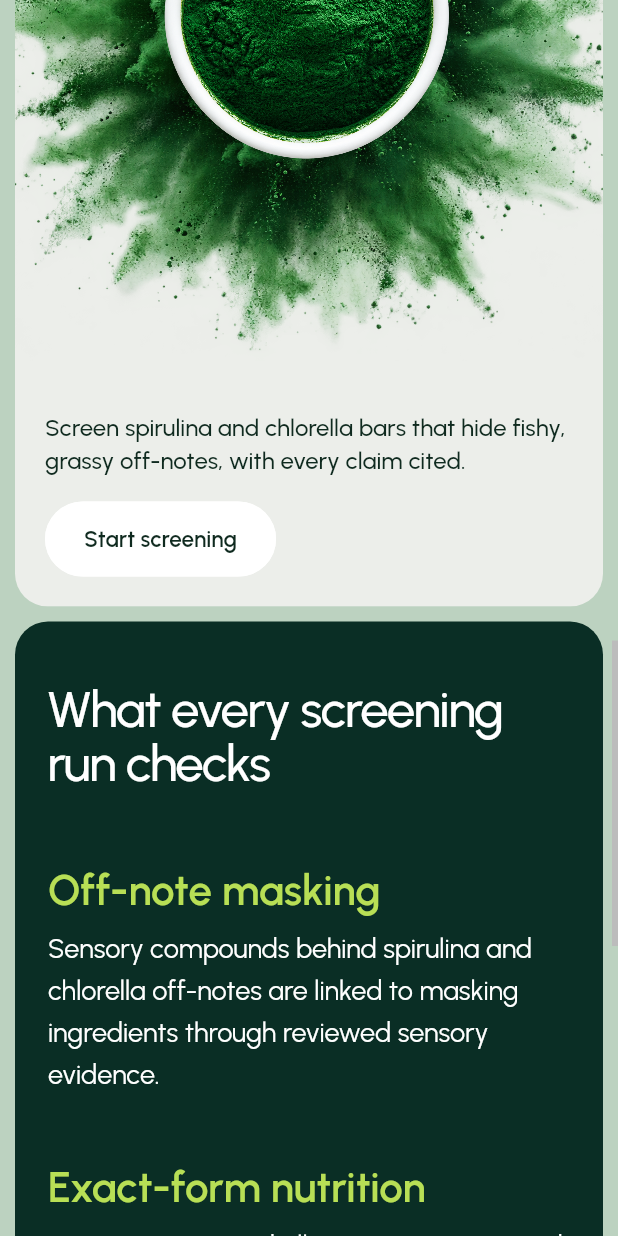
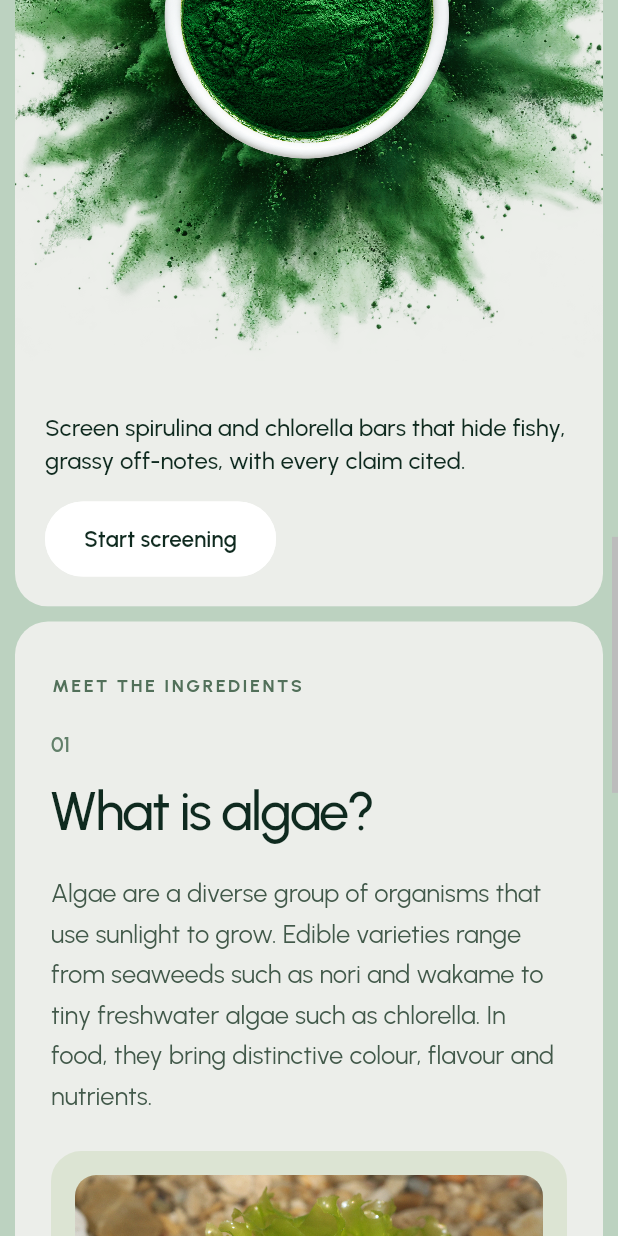
Before and after one commit to jawadul-codes/AlgaMask, a Flutter app: the screen it shows after launch, scrolled down 1728 dp, on a phone screen of 412 x 824 dp. Run offline on Flutter 3.47's test engine with Material 3 defaults, Android fonts, the phone set to English and light mode, and no system bars; our stand-ins replace shared_preferences.

Commit message:
Add algae ingredient stories to landing page
Replace the screening checklist section with sea lettuce and spirulina introductions, add their images and photo credits, and update the navigation label.

```diff
--- a/apps/flutter/lib/src/algamask/landing_screen.dart
+++ b/apps/flutter/lib/src/algamask/landing_screen.dart
@@ -3,6 +3,7 @@ import 'dart:math' as math;
 import 'package:flutter/foundation.dart';
 import 'package:flutter/material.dart';
 import 'package:flutter/scheduler.dart';
+import 'package:url_launcher/url_launcher.dart';
 
 import 'design.dart';
 import 'input_screen.dart';
@@ -291,7 +292,7 @@ class _Nav extends StatelessWidget {
             child: Row(
               mainAxisSize: MainAxisSize.min,
               children: [
-                _link('What it checks', onChecks),
+                _link('Meet the algae', onChecks),
                 _link('Evidence', onEvidence),
               ],
             ),
@@ -429,86 +430,148 @@ class _Checks extends StatelessWidget {
   const _Checks({required this.narrow});
   final bool narrow;
 
-  static const _rows = [
-    (
-      'Off-note masking',
-      'Sensory compounds behind spirulina and chlorella off-notes are linked to '
-          'masking ingredients through reviewed sensory evidence.',
-    ),
-    (
-      'Exact-form nutrition',
-      'Protein, energy and allergens are computed for the exact ingredient form '
-          'you choose, powder or extract, not generic values.',
-    ),
-    (
-      'Cited evidence',
-      'Every explanation is drawn from a reviewed dataset and evidence index, '
-          'and its citations are checked before the report shows them.',
-    ),
-  ];
-
   @override
   Widget build(BuildContext context) => Container(
     decoration: BoxDecoration(
-      color: AlgaColors.deep,
+      color: _paper,
       borderRadius: BorderRadius.circular(narrow ? 22 : 30),
     ),
     padding: EdgeInsets.symmetric(
-      horizontal: narrow ? 22 : 56,
-      vertical: narrow ? 40 : 80,
+      horizontal: narrow ? 24 : 56,
+      vertical: narrow ? 36 : 64,
     ),
     child: Column(
       crossAxisAlignment: CrossAxisAlignment.start,
       children: [
-        ConstrainedBox(
-          constraints: const BoxConstraints(maxWidth: 760),
-          child: Text(
-            'What every screening run checks',
-            style: _type(
-              narrow ? 34 : 56,
-              color: Colors.white,
-              tracking: -0.03,
-              height: 1.05,
+        Text('MEET THE INGREDIENTS',
+            style: _type(12, weight: 700, tracking: .14,
+                color: const Color(0xff52705a))),
+        const SizedBox(height: 24),
+        _IngredientStory(
+          narrow: narrow,
+          number: '01',
+          title: 'What is algae?',
+          body: 'Algae are a diverse group of organisms that use sunlight to grow. '
+              'Edible varieties range from seaweeds such as nori and wakame to '
+              'tiny freshwater algae such as chlorella. In food, they bring '
+              'distinctive colour, flavour and nutrients.',
+          image: 'assets/ingredients/sea-lettuce.jpg',
+          photo: true,
+          caption: 'SEA LETTUCE / EDIBLE GREEN ALGAE',
+          background: const Color(0xffdce4d3),
         ),
+        Padding(
+          padding: EdgeInsets.symmetric(vertical: narrow ? 32 : 48),
+          child: const Divider(color: Color(0xffc7d0c4), height: 1),
         ),
+        _IngredientStory(
+          narrow: narrow,
+          number: '02',
+          title: 'What is spirulina?',
+          body: 'Spirulina is a microscopic cyanobacterium, commonly called '
+              'blue-green algae, cultivated for food. Dried into a deep-green '
+              'powder, it adds protein and colour to foods such as smoothies '
+              'and snack bars. Its distinctive earthy flavour is one reason '
+              'ingredient pairing matters.',
+          image: 'assets/ingredients/spirulina-provided.png',
+          photo: true,
+          photoCredit: '',
+          photoSource: '',
+          caption: 'SPIRULINA / DRIED GREEN POWDER',
+          background: const Color(0xffd0ded5),
+          reverse: true,
         ),
-        SizedBox(height: narrow ? 28 : 48),
-        for (final (title, body) in _rows)
+      ],
+    ),
+  );
+}
+
+class _IngredientStory extends StatelessWidget {
+  const _IngredientStory({
+    required this.narrow,
+    required this.number,
+    required this.title,
+    required this.body,
+    required this.image,
+    required this.caption,
+    required this.background,
+    this.reverse = false,
+    this.photo = false,
+    this.photoCredit = 'Photo: Holger Krisp / CC BY 3.0',
+    this.photoSource = 'https://commons.wikimedia.org/wiki/File:Meersalat-Ulva-lactuca.jpg',
+  });
+
+  final bool narrow;
+  final String number, title, body, image, caption;
+  final Color background;
+  final bool reverse;
+  final bool photo;
+  final String photoCredit, photoSource;
+
+  @override
+  Widget build(BuildContext context) {
+    final picture = Column(
+      children: [
         Container(
-            padding: const EdgeInsets.symmetric(vertical: 22),
-            child: Flex(
-              direction: narrow ? Axis.vertical : Axis.horizontal,
-              mainAxisSize: MainAxisSize.min,
-              crossAxisAlignment: CrossAxisAlignment.start,
-              children: [
-                SizedBox(
-                  width: narrow ? null : 340,
-                  child: Text(
-                    title,
-                    style: _type(28, color: AlgaColors.lime, weight: 600),
+          decoration: BoxDecoration(
+            color: background,
+            borderRadius: BorderRadius.circular(20),
           ),
-                ),
-                SizedBox(height: narrow ? 8 : 0),
-                Flexible(
-                  child: ConstrainedBox(
-                    constraints: const BoxConstraints(maxWidth: 620),
-                    child: Text(
-                      body,
-                      style: _type(
-                        18,
-                        color: Colors.white,
-                        weight: 400,
-                        height: 1.55,
+          padding: const EdgeInsets.all(16),
+          child: SizedBox(
+            height: narrow ? 230 : 460,
+            width: double.infinity,
+            child: ClipRRect(
+              borderRadius: BorderRadius.circular(14),
+              child: Image.asset(
+                image,
+                fit: photo && narrow ? BoxFit.cover : BoxFit.contain,
+                semanticLabel: caption,
+                filterQuality: FilterQuality.high,
               ),
             ),
           ),
         ),
-              ],
+        const SizedBox(height: 16),
+        Text(
+          caption,
+          textAlign: TextAlign.center,
+          style: _type(11, tracking: .10, weight: 600,
+              color: const Color(0xff47624f)),
         ),
+        if (photo && photoCredit.isNotEmpty)
+          TextButton(
+            onPressed: () => launchUrl(Uri.parse(photoSource)),
+            child: Text(photoCredit,
+                style: _type(11, color: const Color(0xff47624f))),
           ),
       ],
-    ),
     );
+    final copy = Column(
+      crossAxisAlignment: CrossAxisAlignment.start,
+      children: [
+        Text(number, style: _type(14, weight: 600,
+            color: const Color(0xff62806a))),
+        const SizedBox(height: 16),
+        Text(title, style: _type(narrow ? 36 : 48,
+            tracking: -.035, height: 1.1)),
+        const SizedBox(height: 20),
+        Text(body, style: _type(narrow ? 17 : 19, weight: 400,
+            height: 1.6, color: const Color(0xff42594a))),
+      ],
+    );
+    if (narrow) {
+      return Column(crossAxisAlignment: CrossAxisAlignment.start,
+          children: [copy, const SizedBox(height: 24), picture]);
+    }
+    return Row(
+      children: [
+        Expanded(child: reverse ? copy : picture),
+        const SizedBox(width: 64),
+        Expanded(child: reverse ? picture : copy),
+      ],
+    );
+  }
 }
 
 class _Close extends StatelessWidget {
```
Also changed, not shown: apps/flutter/assets/ingredients/sea-lettuce.jpg (added), apps/flutter/assets/ingredients/spirulina-photo.jpg (added), apps/flutter/assets/ingredients/spirulina-provided.png (added), 1 other file. Lines whose indentation alone changed are shown as unchanged.
